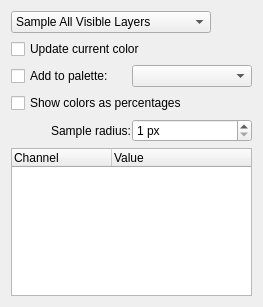
First picture: the form in plugins/tools/basictools/wdgcolorpicker.ui, repository KDE/krita, before the edit.
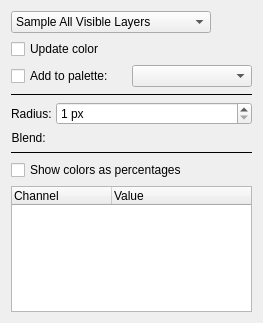
Second picture: the form after the edit. Custom widgets are drawn as their Qt base class.

Commit message:
FEATURE: add a blending optioon to the color picker
This patch adds new 'blending' functionality to the color picker (both
the dedicated tool and the ctrl-activated one) along with the associated
"blend" slider to the color picker's tool options GUI.

Patch by Emmet & Eoin O'Neill <emmetoneill.pdx@gmail.com> Thanks!

CCMAIL:emmetoneill.pdx@gmail.com
CCMAIL:kimageshop@kde.org

Patch:
```diff
--- a/plugins/tools/basictools/wdgcolorpicker.ui
+++ b/plugins/tools/basictools/wdgcolorpicker.ui
@@ -7,15 +7,102 @@
     <x>0</x>
     <y>0</y>
     <width>263</width>
-    <height>307</height>
+    <height>323</height>
    </rect>
   </property>
   <property name="windowTitle">
    <string>Color Picker</string>
   </property>
   <layout class="QGridLayout">
-   <item row="5" column="0">
+   <item row="6" column="0">
+    <layout class="QHBoxLayout" name="blendLayout">
+     <property name="spacing">
+      <number>1</number>
+     </property>
+     <item>
+      <widget class="QLabel" name="blendLabel">
+       <property name="text">
+        <string>Blend: </string>
+       </property>
+       <property name="alignment">
+        <set>Qt::AlignRight|Qt::AlignTrailing|Qt::AlignVCenter</set>
+       </property>
+       <property name="margin">
+        <number>1</number>
+       </property>
+      </widget>
+     </item>
+     <item>
+      <widget class="KisSliderSpinBox" name="blend" native="true">
+       <property name="sizePolicy">
+        <sizepolicy hsizetype="MinimumExpanding" vsizetype="Preferred">
+         <horstretch>0</horstretch>
+         <verstretch>0</verstretch>
+        </sizepolicy>
+       </property>
+       <property name="toolTip">
+        <string>&lt;nobr&gt;Blending controls the percentage of color that is picked&lt;/nobr&gt; and mixed with your current brush color. A full blending value picks colors completely, ignoring brush color.</string>
+       </property>
+      </widget>
+     </item>
+    </layout>
+   </item>
+   <item row="0" column="0">
+    <widget class="QComboBox" name="cmbSources">
+     <property name="sizePolicy">
+      <sizepolicy hsizetype="Fixed" vsizetype="Fixed">
+       <horstretch>0</horstretch>
+       <verstretch>0</verstretch>
+      </sizepolicy>
+     </property>
+     <property name="minimumSize">
+      <size>
+       <width>200</width>
+       <height>0</height>
+      </size>
+     </property>
+     <property name="maximumSize">
+      <size>
+       <width>200</width>
+       <height>32767</height>
+      </size>
+     </property>
+     <property name="toolTip">
+      <string>&lt;nobr&gt;Determines whether the color picker will sample&lt;/nobr&gt; colors from all visible layers or only the currently selected layer.</string>
+     </property>
+     <property name="currentIndex">
+      <number>0</number>
+     </property>
+     <item>
+      <property name="text">
+       <string>Sample All Visible Layers</string>
+      </property>
+     </item>
+     <item>
+      <property name="text">
+       <string>Sample Current Layer</string>
+      </property>
+     </item>
+    </widget>
+   </item>
+   <item row="8" column="0">
+    <widget class="QCheckBox" name="cbNormaliseValues">
+     <property name="toolTip">
+      <string>Displays per-channel color information below as percentages instead of bytes.</string>
+     </property>
+     <property name="text">
+      <string>Show colors as percentages</string>
+     </property>
+    </widget>
+   </item>
+   <item row="9" column="0">
     <widget class="QTreeWidget" name="listViewChannels">
+     <property name="minimumSize">
+      <size>
+       <width>0</width>
+       <height>100</height>
+      </size>
+     </property>
      <property name="columnCount">
       <number>2</number>
      </property>
@@ -31,8 +118,21 @@
      </column>
     </widget>
    </item>
-   <item row="4" column="0">
-    <layout class="QHBoxLayout">
+   <item row="7" column="0">
+    <widget class="Line" name="line2">
+     <property name="frameShadow">
+      <enum>QFrame::Plain</enum>
+     </property>
+     <property name="lineWidth">
+      <number>1</number>
+     </property>
+     <property name="orientation">
+      <enum>Qt::Horizontal</enum>
+     </property>
+    </widget>
+   </item>
+   <item row="5" column="0">
+    <layout class="QHBoxLayout" name="radiusLayout">
      <property name="spacing">
       <number>1</number>
      </property>
@@ -49,17 +149,29 @@
       <number>0</number>
      </property>
      <item>
-      <widget class="QLabel" name="textLabel1">
+      <widget class="QLabel" name="radiusLabel">
        <property name="text">
-        <string>Sample radius:</string>
+        <string>Radius: </string>
        </property>
        <property name="alignment">
         <set>Qt::AlignRight|Qt::AlignTrailing|Qt::AlignVCenter</set>
        </property>
+       <property name="margin">
+        <number>1</number>
+       </property>
       </widget>
      </item>
      <item>
       <widget class="KisIntParseSpinBox" name="radius">
+       <property name="sizePolicy">
+        <sizepolicy hsizetype="MinimumExpanding" vsizetype="Fixed">
+         <horstretch>0</horstretch>
+         <verstretch>0</verstretch>
+        </sizepolicy>
+       </property>
+       <property name="toolTip">
+        <string>&lt;nobr&gt;Radius controls the color picker's sampling area.&lt;/nobr&gt; Pixel colors within this radius are mixed together.</string>
+       </property>
        <property name="suffix">
         <string> px</string>
        </property>
@@ -74,14 +186,7 @@
     </layout>
    </item>
    <item row="3" column="0">
-    <widget class="QCheckBox" name="cbNormaliseValues">
-     <property name="text">
-      <string>Show colors as percentages</string>
-     </property>
-    </widget>
-   </item>
-   <item row="2" column="0">
-    <layout class="QHBoxLayout">
+    <layout class="QHBoxLayout" name="paletteLayout">
      <property name="spacing">
       <number>1</number>
      </property>
@@ -109,32 +214,30 @@
      </item>
     </layout>
    </item>
-   <item row="1" column="0">
-    <widget class="QCheckBox" name="cbUpdateCurrentColor">
-     <property name="text">
-      <string>Update current color</string>
-     </property>
-    </widget>
+   <item row="2" column="0">
+    <layout class="QHBoxLayout" name="horizontalLayout">
+     <item>
+      <widget class="QCheckBox" name="cbUpdateCurrentColor">
+       <property name="toolTip">
+        <string>&lt;nobr&gt;Controls whether the color picker updates the&lt;/nobr&gt; current foreground or not.</string>
+       </property>
+       <property name="text">
+        <string>Update color</string>
+       </property>
+      </widget>
+     </item>
+    </layout>
    </item>
-   <item row="0" column="0">
-    <widget class="QComboBox" name="cmbSources">
-     <property name="sizePolicy">
-      <sizepolicy hsizetype="Fixed" vsizetype="Fixed">
-       <horstretch>0</horstretch>
-       <verstretch>0</verstretch>
-      </sizepolicy>
+   <item row="4" column="0">
+    <widget class="Line" name="line1">
+     <property name="frameShadow">
+      <enum>QFrame::Plain</enum>
      </property>
-     <property name="minimumSize">
-      <size>
-       <width>200</width>
-       <height>0</height>
-      </size>
+     <property name="lineWidth">
+      <number>1</number>
      </property>
-     <property name="maximumSize">
-      <size>
-       <width>200</width>
-       <height>32767</height>
-      </size>
+     <property name="orientation">
+      <enum>Qt::Horizontal</enum>
      </property>
      <item>
       <property name="text">
@@ -151,6 +254,11 @@
   </layout>
  </widget>
  <customwidgets>
+  <customwidget>
+   <class>KisSliderSpinBox</class>
+   <extends>QWidget</extends>
+   <header>kis_slider_spin_box.h</header>
+  </customwidget>
   <customwidget>
    <class>SqueezedComboBox</class>
    <extends>QComboBox</extends>
```
Left out of the diff: 13 changed lines with no effect on the pictures. The commit also changes 8 other files.
